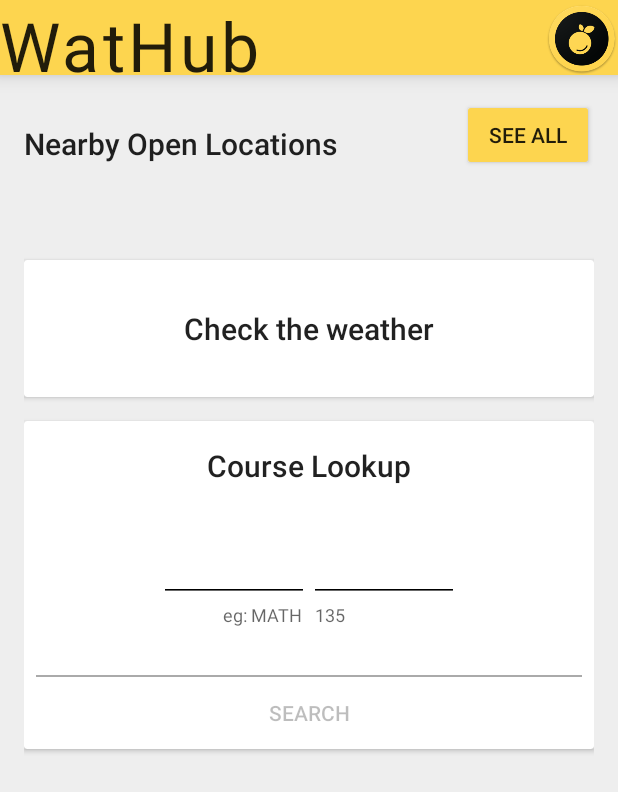
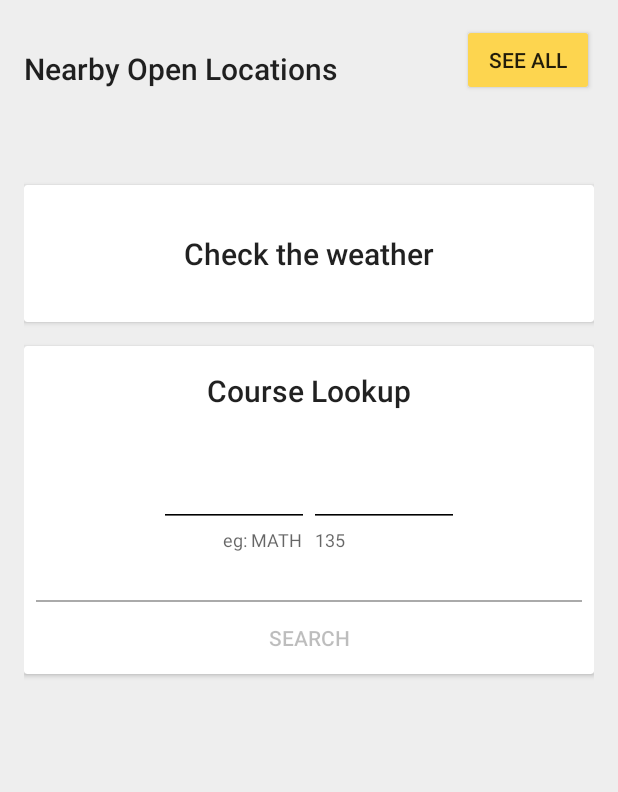
Before and after one commit to wztlei/wathub, an Android app: the fragment HomeFragment shown on its own in the app's theme, on a phone screen of 412 x 824 dp. Shown: the top 792 px of the screen. Run offline under Robolectric (Android 15) with nearby library versions, the phone set to English and light mode, and no system bars; our stand-ins replace ButterKnife; libraries missing offline, so code that uses them is left out: pl.tajchert.nammu; 2 statements that could not run were skipped.

Commit message:
Add text to the home app bar and remove existing app name + logo

```diff
--- a/app/src/main/java/io/github/wztlei/wathub/ui/modules/base/BaseModuleFragment.java
+++ b/app/src/main/java/io/github/wztlei/wathub/ui/modules/base/BaseModuleFragment.java
@@ -187,9 +187,7 @@
         }
     }
 
-    public void showModule(
-            final Class<? extends BaseModuleFragment> fragment,
-            final Bundle arguments) {
+    public void showModule(final Class<? extends BaseModuleFragment> fragment, final Bundle arguments) {
         getActivity().startActivity(
                 ModuleHostActivity.getStartIntent(getActivity(), fragment, arguments));
     }
--- a/app/src/main/java/io/github/wztlei/wathub/ui/modules/news/NewsFragment.java
+++ b/app/src/main/java/io/github/wztlei/wathub/ui/modules/news/NewsFragment.java
@@ -55,9 +55,7 @@
     View mBrowserRoot;
 
     @Override
-    protected View getContentView(
-            final LayoutInflater inflater,
-            final ViewGroup parent) {
+    protected View getContentView(final LayoutInflater inflater, final ViewGroup parent) {
         final View root = inflater.inflate(R.layout.fragment_news, parent, false);
 
         ButterKnife.bind(this, root);
--- a/app/src/main/res/layout/fragment_home.xml
+++ b/app/src/main/res/layout/fragment_home.xml
@@ -4,33 +4,6 @@
     android:layout_width="match_parent"
     android:layout_height="match_parent"
     android:orientation="vertical">
-
-    <FrameLayout
-        android:layout_width="match_parent"
-        android:layout_height="50dp"
-        android:background="?colorPrimary"
-        android:elevation="8dp">
-
-        <ImageView
-            android:id="@+id/home_header_icon"
-            android:layout_width="wrap_content"
-            android:layout_height="wrap_content"
-            android:layout_gravity="end|bottom"
-            android:background="@drawable/ic_launcher"
-            tools:ignore="ContentDescription" />
-
-        <io.github.wztlei.wathub.ui.view.AppTitleView
-            android:id="@+id/home_title_view"
-            style="@style/TextAppearance.UWaterloo.Display2"
-            fontPath="@string/font_ultra"
-            android:layout_width="wrap_content"
-            android:layout_height="wrap_content"
-            android:layout_gravity="start|bottom"
-            android:ellipsize="none"
-            android:singleLine="true"
-            android:textColor="?android:textColorPrimary" />
-
-    </FrameLayout>
 
     <ScrollView
         android:layout_width="match_parent"
```
Also changed, not shown: app/src/main/java/io/github/wztlei/wathub/ui/MainActivity.java (+9 -3 lines), app/src/main/java/io/github/wztlei/wathub/ui/modules/news/NewsListFragment.java (+4 -5 lines).
